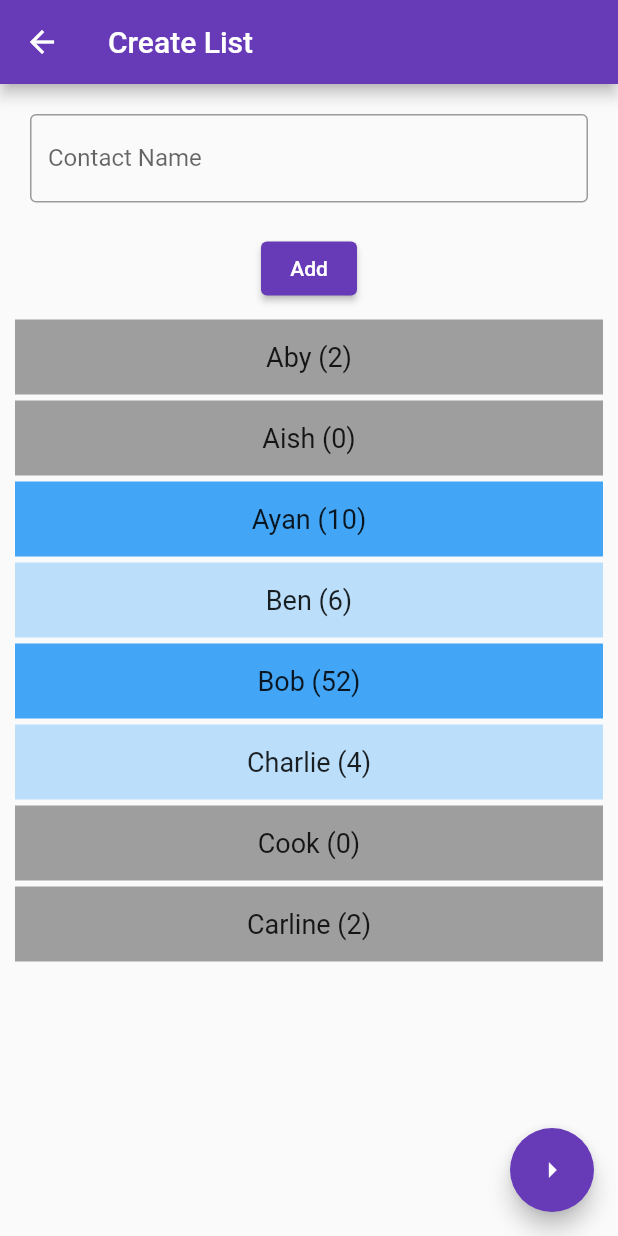
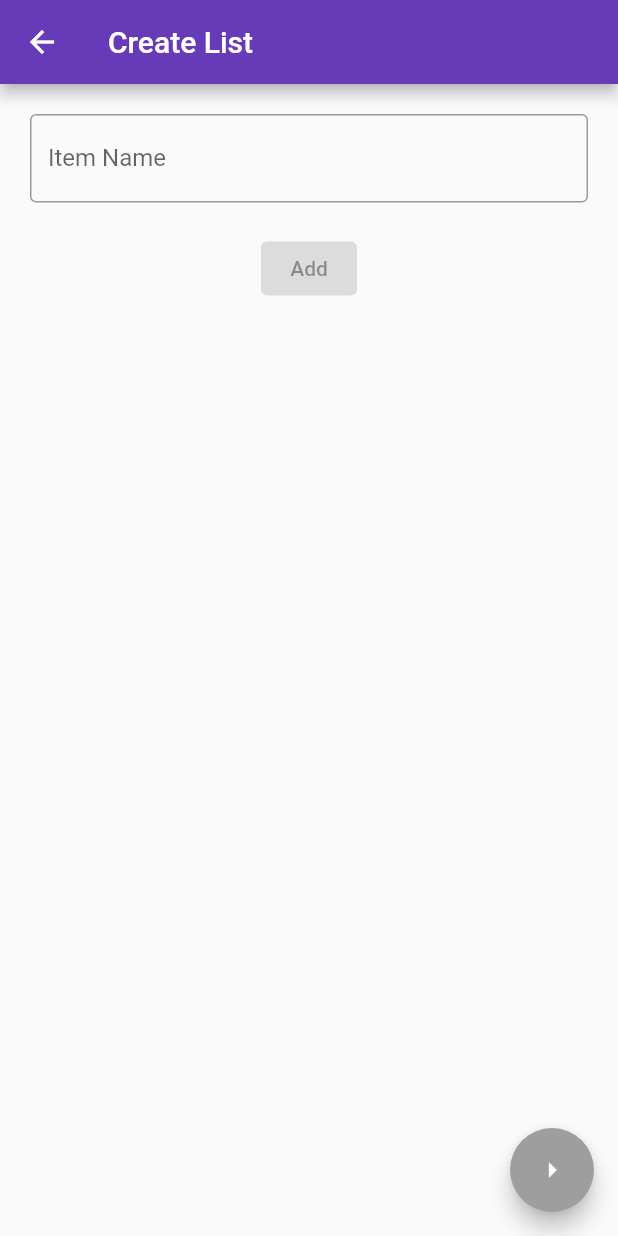
Before and after one commit to Eli017/auto_rng, a Flutter app: the CustomItemChoicePage screen opened directly, on a phone screen of 412 x 824 dp. Run offline on Flutter 3.47's test engine with Material 2 defaults, Android fonts, the phone set to English and light mode, and no system bars.

Commit message:
Added state and validation to custom page

```diff
--- a/lib/pages/custom_item_choice_page.dart
+++ b/lib/pages/custom_item_choice_page.dart
@@ -17,21 +17,19 @@ class CustomItemChoicePage extends StatefulWidget {
 }
 
 class _CustomItemChoicePageState extends State<CustomItemChoicePage> {
-  final List<String> names = <String>['Aby', 'Aish', 'Ayan', 'Ben', 'Bob', 'Charlie', 'Cook', 'Carline'];
+  final List<String> items = <String>[];
   final List<int> msgCount = <int>[2, 0, 10, 6, 52, 4, 0, 2];
-  String addedItemName = '';
+  final TextEditingController nameController = TextEditingController();
 
   void addItemToList(){
     setState(() {
-      names.insert(0, addedItemName);
-      msgCount.insert(0, 0);
-      addedItemName = '';
+      items.insert(0, nameController.text);
     });
+    nameController.clear();
   }
 
   @override
   Widget build(BuildContext context) {
-    final ThemeData themeData = Theme.of(context);
     return Scaffold(
       appBar: AppBar(
         title: const Text('Create List'),
@@ -45,35 +43,42 @@ class _CustomItemChoicePageState extends State<CustomItemChoicePage> {
                 Padding(
                   padding: const EdgeInsets.all(20),
                   child: TextField(
+                    controller: nameController,
                     decoration: const InputDecoration(
                       border: OutlineInputBorder(),
-                      labelText: 'Contact Name',
+                      labelText: 'Item Name',
                     ),
-                    onChanged: (text) {
-                      setState(() => addedItemName = text);
-                    },
                   ),
                 ),
-                ElevatedButton(
-                  child: const Text('Add'),
-                  onPressed: () {
-                    addItemToList();
+                ValueListenableBuilder<TextEditingValue>(
+                  valueListenable: nameController,
+                  builder: (context, value, child) {
+                    return ElevatedButton(
+                      onPressed: nameController.text != '' ? () {
+                        addItemToList();
+                      } : null,
+                      child: const Text('Add'),
+                    );
                   },
                 ),
                 Expanded(
                     child: ListView.builder(
                         padding: const EdgeInsets.all(8),
-                        itemCount: names.length,
+                        itemCount: items.length,
                         itemBuilder: (BuildContext context, int index) {
-                          return Container(
-                            height: 50,
-                            margin: const EdgeInsets.all(2),
-                            color: msgCount[index]>=10? Colors.blue[400]:
-                            msgCount[index]>3? Colors.blue[100]: Colors.grey,
-                            child: Center(
-                                child: Text('${names[index]} (${msgCount[index]})',
-                                  style: const TextStyle(fontSize: 18),
-                                )
+                          final item = items[index];
+                          return Dismissible(
+                            key: Key(item),
+                            onDismissed: (direction) {
+                              setState(() => items.removeAt(index));
+                              ScaffoldMessenger.of(context)
+                                  .showSnackBar(SnackBar(content: Text('$item dismissed')));
+                            },
+                            background: Container(color: Colors.red),
+                            child: Card(
+                              child: ListTile(
+                                title: Text(item)
+                              ),
                             ),
                           );
                         }
@@ -85,11 +90,12 @@ class _CustomItemChoicePageState extends State<CustomItemChoicePage> {
         ],
       ),
       floatingActionButton: FloatingActionButton(
-        onPressed: () {
+        backgroundColor: items.isNotEmpty ? Theme.of(context).primaryColor : Colors.grey,
+        onPressed: items.isNotEmpty ? () {
           Navigator.push(context, MaterialPageRoute(builder: (context) =>
-              RandomizerPage(items: names)
+              RandomizerPage(items: items)
           ));
-        },
+        } : null,
         child: const Icon(
           Icons.arrow_right,
         ),
```
